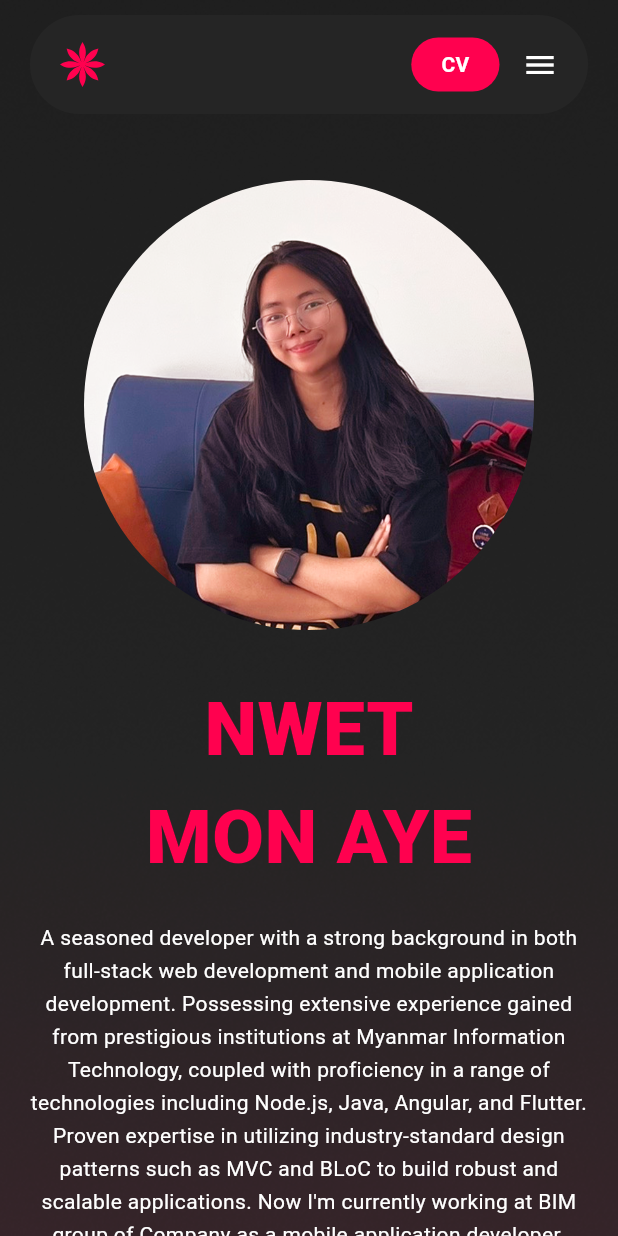
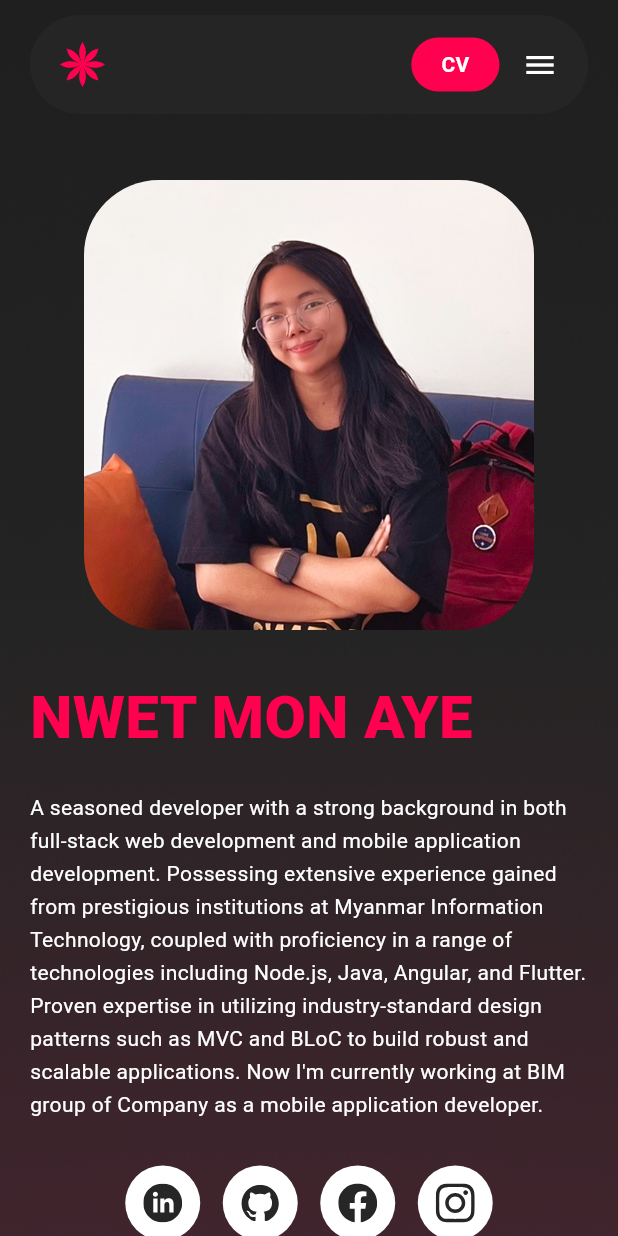
Before and after one commit to nwetmonaye/portfoilo_of_nwetmonaye, a Flutter app: the screen it shows after launch, on a phone screen of 412 x 824 dp. Run offline on Flutter 3.47's test engine with Material 3 defaults, Android fonts, the phone set to English and light mode, and no system bars; our stand-ins replace equatable, flutter_bloc, flutter_svg, timeline_tile; Roboto replaces fonts that are missing (Poppins).

Commit message:
modify response of profile & nav

```diff
--- a/lib/widgets/navigation_bar.dart
+++ b/lib/widgets/navigation_bar.dart
@@ -206,6 +206,7 @@ class _CustomNavigationBarState extends State<CustomNavigationBar> {
               padding: const EdgeInsets.symmetric(horizontal: 20, vertical: 40),
               child: Column(
                 crossAxisAlignment: CrossAxisAlignment.start,
+                mainAxisAlignment: MainAxisAlignment.start,
                 children: [
                   const SizedBox(height: 40),
                   _buildMobileNavItem(
--- a/lib/widgets/profile_section.dart
+++ b/lib/widgets/profile_section.dart
@@ -53,7 +53,7 @@ class ProfileSection extends StatelessWidget {
           height: 300,
           width: 300,
           decoration: BoxDecoration(
-            borderRadius: BorderRadius.circular(150),
+            borderRadius: BorderRadius.circular(50),
             image: const DecorationImage(
               image: AssetImage('assets/images/profile.png'),
               fit: BoxFit.cover,
@@ -63,19 +63,16 @@ class ProfileSection extends StatelessWidget {
 
         const SizedBox(height: 30),
 
+        Column(
+          crossAxisAlignment: CrossAxisAlignment.start,
+          mainAxisAlignment: MainAxisAlignment.start,
+          children: [
             // Name
             Text(
-          'NWET',
+              'NWET MON AYE',
               style: KStyle.headingTextStyle.copyWith(
                 color: KStyle.cPinkOrgColor,
-            fontSize: 50,
-          ),
-        ),
-        Text(
-          'MON AYE',
-          style: KStyle.headingTextStyle.copyWith(
-            color: KStyle.cPinkOrgColor,
-            fontSize: 50,
+                fontSize: 40,
               ),
             ),
 
@@ -89,7 +86,7 @@ class ProfileSection extends StatelessWidget {
                 fontSize: 14,
                 height: 1.6,
               ),
-          textAlign: TextAlign.center,
+              textAlign: TextAlign.left,
             ),
 
             const SizedBox(height: 30),
@@ -116,6 +113,8 @@ class ProfileSection extends StatelessWidget {
                 _buildSocialIcon(
                   'assets/icons/instagram.svg',
                   'https://www.instagram.com/nwetmonaye7/',
+                ),
+              ],
             ),
           ],
         ),
@@ -212,18 +211,57 @@ class ProfileSection extends StatelessWidget {
   }
 
   Widget _buildMobileTechIcons() {
-    return Wrap(
-      alignment: WrapAlignment.center,
-      spacing: 20,
-      runSpacing: 20,
+    return SizedBox(
+      height: 80,
+      child: ListView(
+        scrollDirection: Axis.horizontal,
         children: [
-        _buildTechIcon('assets/images/flutter.png'),
-        _buildTechIcon('assets/images/java.png'),
-        _buildTechIcon('assets/images/dart.png'),
-        _buildTechIcon('assets/images/firebase.png'),
-        _buildTechIcon('assets/images/vscode.png'),
-        _buildTechIcon('assets/images/nodejs.png'),
-        _buildTechIcon('assets/images/angular.png'),
+          _buildMobileTechIconWithLabel('assets/images/flutter.png', 'Flutter'),
+          const SizedBox(width: 20),
+          _buildMobileTechIconWithLabel('assets/images/java.png', 'Java'),
+          const SizedBox(width: 20),
+          _buildMobileTechIconWithLabel('assets/images/dart.png', 'Dart'),
+          const SizedBox(width: 20),
+          _buildMobileTechIconWithLabel(
+            'assets/images/firebase.png',
+            'Firebase',
+          ),
+          const SizedBox(width: 20),
+          _buildMobileTechIconWithLabel('assets/images/vscode.png', 'VS Code'),
+          const SizedBox(width: 20),
+          _buildMobileTechIconWithLabel('assets/images/nodejs.png', 'Node.js'),
+          const SizedBox(width: 20),
+          _buildMobileTechIconWithLabel('assets/images/angular.png', 'Angular'),
+        ],
+      ),
+    );
+  }
+
+  Widget _buildMobileTechIconWithLabel(String imgPath, String label) {
+    return Column(
+      mainAxisAlignment: MainAxisAlignment.center,
+      children: [
+        Container(
+          width: 50,
+          height: 50,
+          decoration: BoxDecoration(
+            color: Colors.white.withOpacity(0.1),
+            borderRadius: BorderRadius.circular(10),
+          ),
+          child: Padding(
+            padding: const EdgeInsets.all(8),
+            child: Image.asset(imgPath, fit: BoxFit.contain),
+          ),
+        ),
+        // const SizedBox(height: 8),
+        // Text(
+        //   label,
+        //   style: KStyle.paragraphTextStyle.copyWith(
+        //     color: Colors.white,
+        //     fontSize: 12,
+        //     fontWeight: FontWeight.w500,
+        //   ),
+        // ),
       ],
     );
   }
```
Lines whose indentation alone changed are shown as unchanged.
